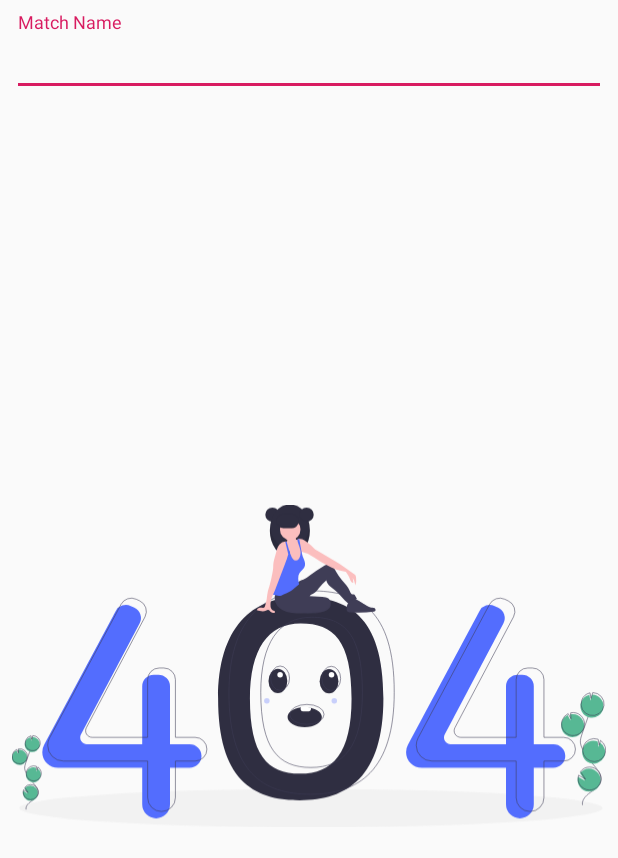
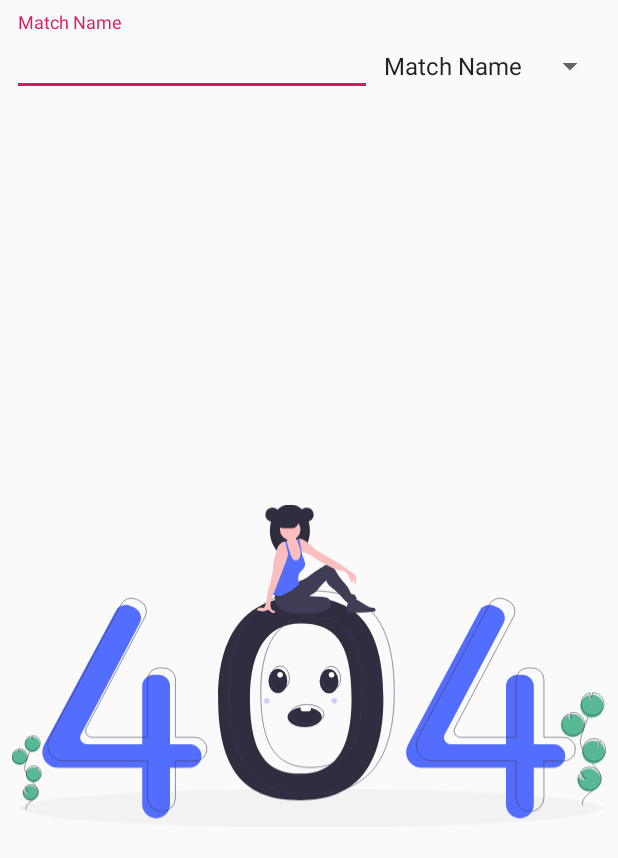
Before and after one commit to MuhammadAlief404/LeagueMatch, an Android app: the layout fragment_search_match.xml on its own in the app's theme, with its tools: preview values and no code run, on a phone screen of 412 x 824 dp. Shown: the top 858 px of the screen. Run offline under Robolectric (Android 15) with nearby library versions, the phone set to English and light mode, and no system bars.

Commit message:
- add search team

```diff
--- a/app/src/main/res/layout/fragment_search_match.xml
+++ b/app/src/main/res/layout/fragment_search_match.xml
@@ -13,8 +13,7 @@
             android:layout_height="wrap_content"
             android:layout_marginStart="8dp"
             android:layout_marginTop="8dp"
-            android:layout_marginEnd="8dp"
-            app:layout_constraintEnd_toEndOf="parent"
+            app:layout_constraintEnd_toStartOf="@+id/search_spinner"
             app:layout_constraintStart_toStartOf="parent"
             app:layout_constraintTop_toTopOf="parent">
 
@@ -56,4 +55,14 @@
             app:layout_constraintTop_toBottomOf="@+id/textInputLayout"
             tools:visibility="visible" />
 
+    <Spinner
+            android:id="@+id/search_spinner"
+            android:layout_width="wrap_content"
+            android:layout_height="wrap_content"
+            android:layout_marginTop="32dp"
+            android:layout_marginEnd="8dp"
+            android:entries="@array/spinner_item"
+            app:layout_constraintEnd_toEndOf="parent"
+            app:layout_constraintTop_toTopOf="parent" />
+
 </androidx.constraintlayout.widget.ConstraintLayout>
--- a/app/src/main/res/values/strings.xml
+++ b/app/src/main/res/values/strings.xml
@@ -21,7 +21,6 @@
     <string name="team_list">Team List</string>
     <string name="logo_teams">Logo Teams</string>
 
-    <!-- TODO: Remove or change this placeholder text -->
     <string name="hello_blank_fragment">Hello blank fragment</string>
     <string name="league">League :</string>
     <string name="formed_year">Formed Year :</string>
@@ -36,4 +35,9 @@
     <string name="draw">Draw</string>
     <string name="loss">Loss</string>
     <string name="total">Total</string>
+
+    <string-array name="spinner_item">
+        <item>Match Name</item>
+        <item>Team Name</item>
+    </string-array>
 </resources>
```
Also changed, not shown: app/src/main/java/com/quantumhiggs/footballmatch/ui/match/search/SearchMatchFragment.kt (+41 -14 lines), app/src/main/java/com/quantumhiggs/footballmatch/ui/match/search/SearchMatchViewModel.kt (+27 -0 lines), app/src/main/res/navigation/navigation.xml (+7 -0 lines).
